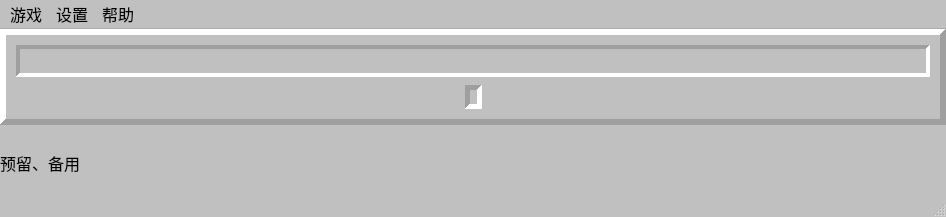
The window that uiFiles/main_board.ui (eee555/Solvable-Minesweeper) describes before a commit, drawn with Qt 5.
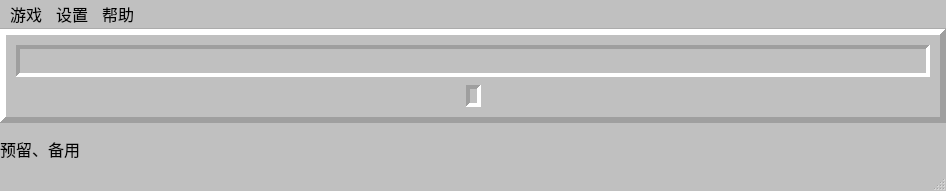
The same window after the commit. Icons and pictures are not drawn. Custom widgets are drawn as their Qt base class.

```diff
--- a/uiFiles/main_board.ui
+++ b/uiFiles/main_board.ui
@@ -7,15 +7,21 @@
     <x>0</x>
     <y>0</y>
     <width>946</width>
-    <height>217</height>
+    <height>191</height>
    </rect>
   </property>
   <property name="sizePolicy">
-   <sizepolicy hsizetype="Preferred" vsizetype="Preferred">
+   <sizepolicy hsizetype="Minimum" vsizetype="Minimum">
     <horstretch>0</horstretch>
     <verstretch>0</verstretch>
    </sizepolicy>
   </property>
+  <property name="minimumSize">
+   <size>
+    <width>0</width>
+    <height>0</height>
+   </size>
+  </property>
   <property name="sizeIncrement">
    <size>
     <width>0</width>
@@ -418,7 +424,7 @@
           </spacer>
          </item>
          <item>
-          <widget class="QFrame" name="centralboard">
+          <widget class="mineLabel" name="label">
            <property name="frameShape">
             <enum>QFrame::Panel</enum>
            </property>
@@ -426,32 +432,14 @@
             <enum>QFrame::Sunken</enum>
            </property>
            <property name="lineWidth">
-            <number>5</number>
+            <number>4</number>
            </property>
-           <layout class="QGridLayout" name="gridLayout">
-            <property name="leftMargin">
-             <number>0</number>
-            </property>
-            <property name="topMargin">
-             <number>0</number>
-            </property>
-            <property name="rightMargin">
-             <number>0</number>
-            </property>
-            <property name="bottomMargin">
-             <number>0</number>
-            </property>
-            <property name="spacing">
-             <number>0</number>
-            </property>
-            <item row="0" column="0">
-             <widget class="QLabel" name="label">
-              <property name="text">
-               <string/>
-              </property>
-             </widget>
-            </item>
-           </layout>
+           <property name="text">
+            <string/>
+           </property>
+           <property name="alignment">
+            <set>Qt::AlignCenter</set>
+           </property>
           </widget>
          </item>
          <item>
@@ -703,6 +691,23 @@
    </property>
   </action>
  </widget>
+ <customwidgets>
+  <customwidget>
+   <class>StatusLabel</class>
+   <extends>QLabel</extends>
+   <header>ui.uiComponents</header>
+  </customwidget>
+  <customwidget>
+   <class>mineLabel</class>
+   <extends>QLabel</extends>
+   <header>ui.mineLabel</header>
+  </customwidget>
+  <customwidget>
+   <class>mineNumLabel</class>
+   <extends>QLabel</extends>
+   <header>ui.mineNumLabel</header>
+  </customwidget>
+ </customwidgets>
  <resources/>
  <connections/>
 </ui>
```
Left out of the diff: 61 changed lines with no effect on the pictures.
